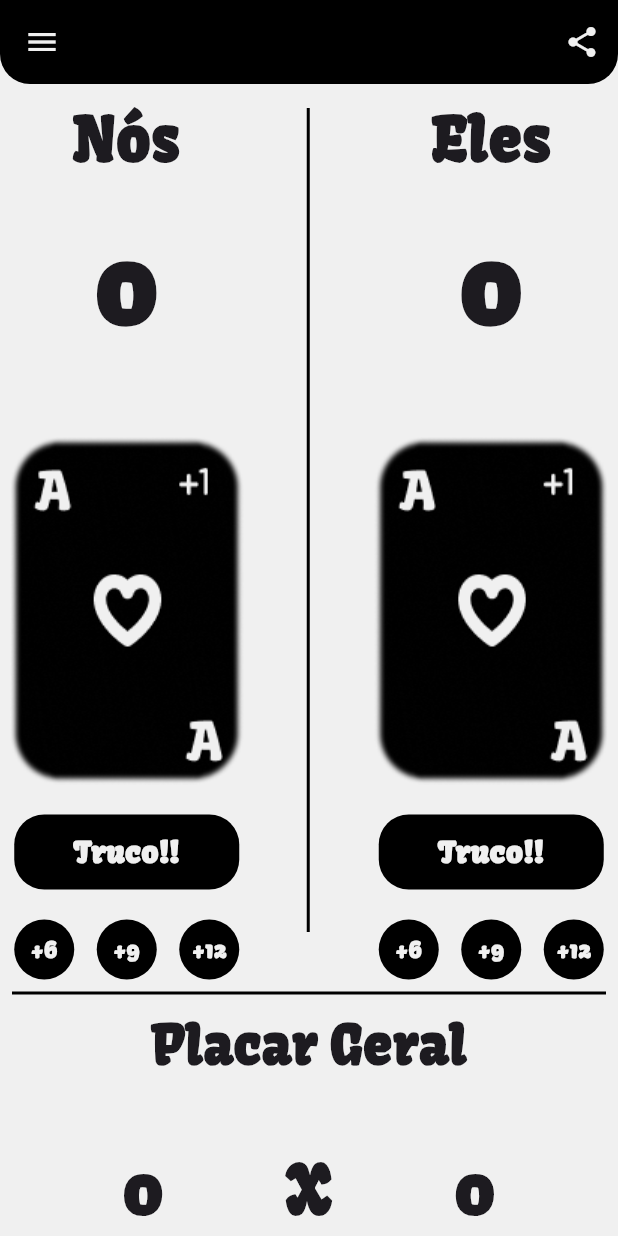
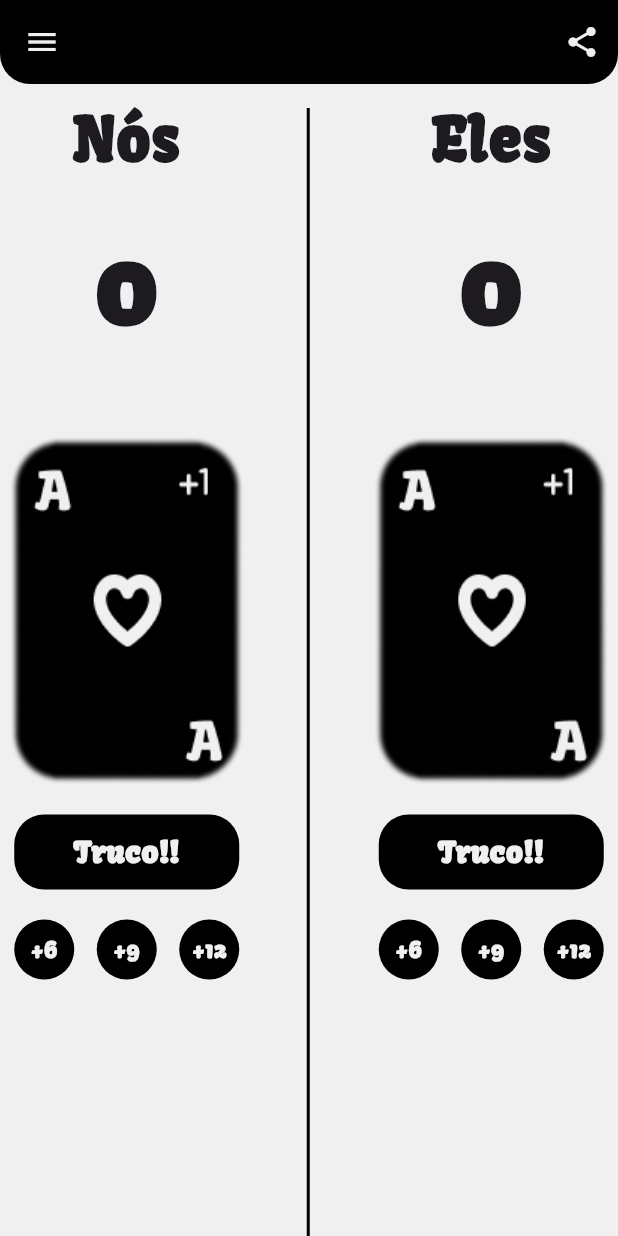
Before and after one commit to renanCrvlh0/truco, a Flutter app: the screen it shows after launch, on a phone screen of 412 x 824 dp. Run offline on Flutter 3.47's test engine with Material 3 defaults, Android fonts, the light colour scheme and no system bars.

Commit message:
Adicionando novas alterações

```diff
--- a/lib/tela_inicial.dart
+++ b/lib/tela_inicial.dart
@@ -263,7 +263,7 @@ class _TrucoContadorState extends State<TrucoContador> {
                     ),
                     Container(
                       width: 1,
-                      height: altura / 1.5,
+                      height: altura,
                       margin: const EdgeInsets.all(8.0),
                       decoration: const BoxDecoration(
                         border: Border(
```
